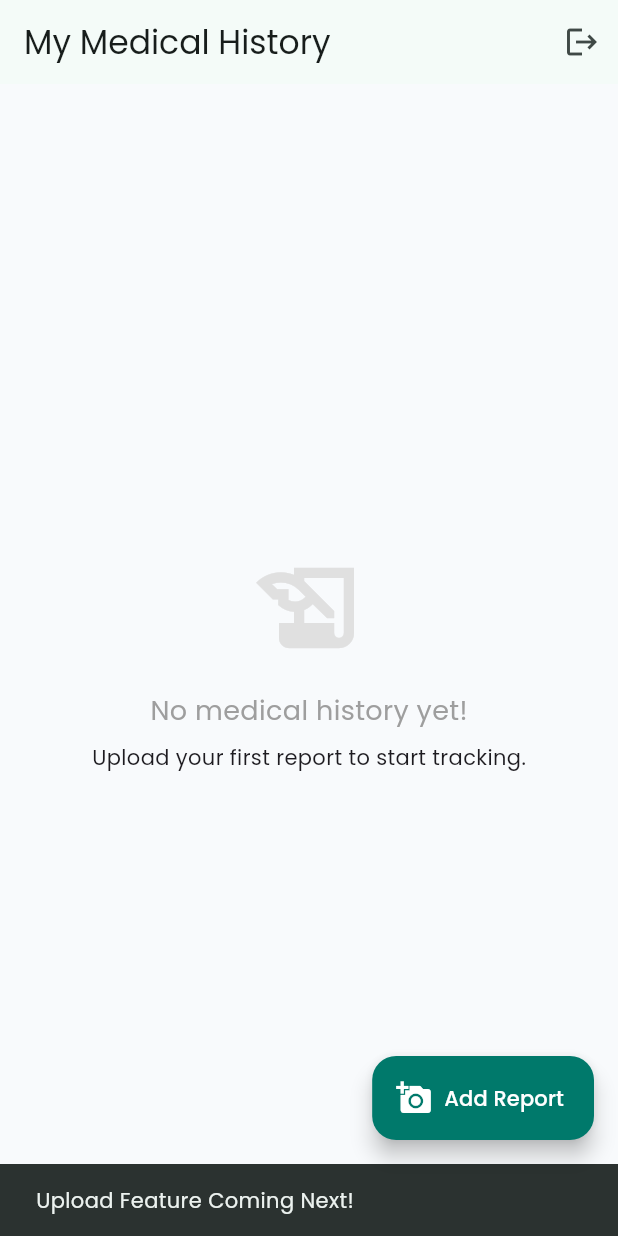
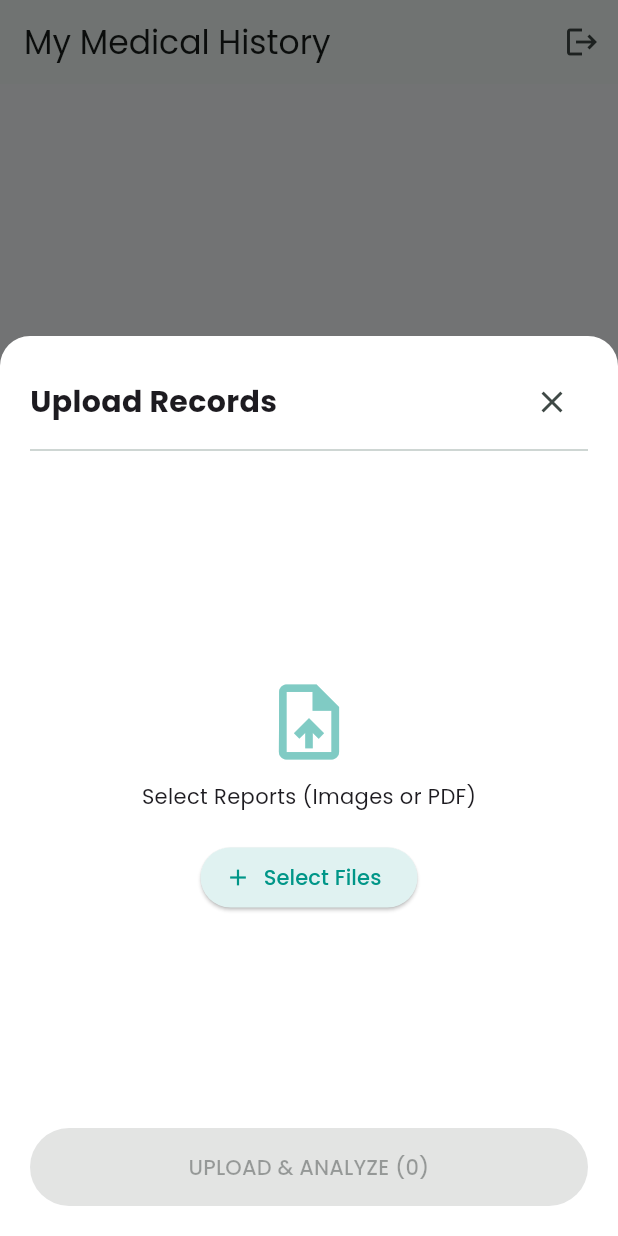
Before and after one commit to SH-Jisan/MXB2026-Dhaka-Syntax_samuraise-HealthSync, a Flutter app: the screen it shows once a user with an empty profile is signed in, after a tap on "Add Report", on a phone screen of 412 x 824 dp. Run offline on Flutter 3.47's test engine with Material 3 defaults, Android fonts, the light colour scheme and no system bars; our stand-ins replace file_picker, flutter_riverpod, go_router, google_fonts, supabase_flutter, timeline_tile; accounts and stored records are empty.

Commit message:
AI Summaryze feature

```diff
--- a/health_sync/lib/features/dashboard/pages/citizen_home_page.dart
+++ b/health_sync/lib/features/dashboard/pages/citizen_home_page.dart
@@ -4,7 +4,7 @@ import 'package:google_fonts/google_fonts.dart';
 import 'package:intl/intl.dart';
 import 'package:supabase_flutter/supabase_flutter.dart';
 import 'package:timeline_tile/timeline_tile.dart';
-
+import '../../upload/widgets/upload_buttom_sheet.dart';
 import '../../../core/constants/app_colors.dart';
 import '../../timeline/providers/timeline_provider.dart';
 import '../../../shared/models/medical_event_model.dart';
@@ -30,9 +30,11 @@ class CitizenHomePage extends ConsumerWidget {
       // 🔥 আপলোড বাটন (পরের ধাপে কাজ করবে)
       floatingActionButton: FloatingActionButton.extended(
         onPressed: () {
-          // TODO: Open Upload BottomSheet
-          ScaffoldMessenger.of(context).showSnackBar(
-            const SnackBar(content: Text("Upload Feature Coming Next!")),
+          showModalBottomSheet(
+            context: context,
+            isScrollControlled: true, // ফুল স্ক্রিন বা বড় করার জন্য
+            backgroundColor: Colors.transparent,
+            builder: (context) => const UploadBottomSheet(),
           );
         },
         label: const Text("Add Report"),
--- /dev/null
+++ b/health_sync/lib/features/upload/widgets/upload_buttom_sheet.dart
@@ -0,0 +1,184 @@
+import 'dart:io';
+import 'package:file_picker/file_picker.dart';
+import 'package:flutter/material.dart';
+import 'package:flutter_riverpod/flutter_riverpod.dart';
+import '../../../core/constants/app_colors.dart';
+import '../providers/upload_provider.dart';
+
+class UploadBottomSheet extends ConsumerStatefulWidget {
+  const UploadBottomSheet({super.key});
+
+  @override
+  ConsumerState<UploadBottomSheet> createState() => _UploadBottomSheetState();
+}
+
+class _UploadBottomSheetState extends ConsumerState<UploadBottomSheet> {
+  // একাধিক ফাইল রাখার লিস্ট
+  List<File> _selectedFiles = [];
+
+  // ফাইল পিক করার ফাংশন (PDF + Image + Multiple)
+  Future<void> _pickFiles() async {
+    final result = await FilePicker.platform.pickFiles(
+      allowMultiple: true, // 🔥 একাধিক ফাইল সিলেক্ট করার অপশন
+      type: FileType.custom,
+      allowedExtensions: ['jpg', 'jpeg', 'png', 'pdf'], // 🔥 PDF সাপোর্ট
+    );
+
+    if (result != null) {
+      setState(() {
+        _selectedFiles = result.paths.map((path) => File(path!)).toList();
+      });
+    }
+  }
+
+  // আপলোড লজিক (লুপ চালিয়ে একে একে আপলোড)
+  Future<void> _handleUpload() async {
+    if (_selectedFiles.isEmpty) return;
+
+    final uploader = ref.read(uploadProvider.notifier);
+
+    int successCount = 0;
+    int duplicateCount = 0;
+
+    // সব ফাইল একে একে প্রসেস হবে
+    for (var file in _selectedFiles) {
+      final status = await uploader.uploadAndAnalyze(file);
+
+      if(status == UploadStatus.success) successCount++;
+      if(status == UploadStatus.duplicate) duplicateCount++;
+    }
+
+    // সব শেষ হলে বন্ধ হবে
+    if (mounted) {
+      Navigator.pop(context);
+      String message = "";
+      if (successCount > 0 && duplicateCount > 0) {
+        message = "Saved $successCount files. Skipped $duplicateCount duplicate(s).";
+      } else if (successCount > 0) {
+        message = "Successfully uploaded $successCount file(s)!";
+      } else if (duplicateCount > 0) {
+        message = "Skipped $duplicateCount duplicate file(s).";
+      } else {
+        message = "Upload failed.";
+      }
+      final color = (successCount == 0 && duplicateCount > 0) ? Colors.orange : Colors.green;
+
+      ScaffoldMessenger.of(context).showSnackBar(
+        SnackBar(
+          content: Text(message),
+          backgroundColor: color,
+          duration: const Duration(seconds: 3),
+        ),
+      );
+    }
+  }
+
+  @override
+  Widget build(BuildContext context) {
+    final uploadState = ref.watch(uploadProvider);
+    final isLoading = uploadState is AsyncLoading;
+
+    return Container(
+      padding: const EdgeInsets.all(20),
+      height: 600,
+      decoration: const BoxDecoration(
+        color: Colors.white,
+        borderRadius: BorderRadius.vertical(top: Radius.circular(20)),
+      ),
+      child: Column(
+        crossAxisAlignment: CrossAxisAlignment.stretch,
+        children: [
+          // Header
+          Row(
+            mainAxisAlignment: MainAxisAlignment.spaceBetween,
+            children: [
+              const Text("Upload Records", style: TextStyle(fontSize: 20, fontWeight: FontWeight.bold)),
+              IconButton(onPressed: () => Navigator.pop(context), icon: const Icon(Icons.close)),
+            ],
+          ),
+          const Divider(),
+
+          // File Selection Area
+          Expanded(
+            child: _selectedFiles.isEmpty
+                ? Column(
+              mainAxisAlignment: MainAxisAlignment.center,
+              children: [
+                Icon(Icons.upload_file, size: 60, color: Colors.teal.shade200),
+                const SizedBox(height: 10),
+                const Text("Select Reports (Images or PDF)"),
+                const SizedBox(height: 20),
+                ElevatedButton.icon(
+                  onPressed: _pickFiles,
+                  icon: const Icon(Icons.add),
+                  label: const Text("Select Files"),
+                  style: ElevatedButton.styleFrom(
+                    backgroundColor: Colors.teal.shade50,
+                    foregroundColor: Colors.teal,
+                  ),
+                ),
+              ],
+            )
+                : ListView.builder(
+              itemCount: _selectedFiles.length,
+              itemBuilder: (context, index) {
+                final file = _selectedFiles[index];
+                final isPdf = file.path.endsWith('.pdf');
+
+                return Card(
+                  margin: const EdgeInsets.only(bottom: 8),
+                  child: ListTile(
+                    leading: Icon(
+                      isPdf ? Icons.picture_as_pdf : Icons.image,
+                      color: isPdf ? Colors.red : Colors.teal,
+                    ),
+                    title: Text(
+                      file.path.split('/').last,
+                      maxLines: 1,
+                      overflow: TextOverflow.ellipsis,
+                    ),
+                    trailing: IconButton(
+                      icon: const Icon(Icons.close, color: Colors.grey),
+                      onPressed: () {
+                        setState(() => _selectedFiles.removeAt(index));
+                      },
+                    ),
+                  ),
+                );
+              },
+            ),
+          ),
+
+          // Error Show
+          if (uploadState is AsyncError)
+            Container(
+              padding: const EdgeInsets.all(8),
+              margin: const EdgeInsets.only(bottom: 10),
+              color: Colors.red.shade50,
+              child: Text("Error: ${uploadState.error}", style: const TextStyle(color: Colors.red)),
+            ),
+
+          // Action Button
+          ElevatedButton(
+            onPressed: (_selectedFiles.isEmpty || isLoading) ? null : _handleUpload,
+            style: ElevatedButton.styleFrom(
+              backgroundColor: AppColors.primary,
+              padding: const EdgeInsets.symmetric(vertical: 16),
+              foregroundColor: Colors.white,
+            ),
+            child: isLoading
+                ? const Row(
+              mainAxisAlignment: MainAxisAlignment.center,
+              children: [
+                CircularProgressIndicator(color: Colors.white),
+                SizedBox(width: 10),
+                Text("Analyzing Files..."),
+              ],
+            )
+                : Text("UPLOAD & ANALYZE (${_selectedFiles.length})"),
+          ),
+        ],
+      ),
+    );
+  }
+}
--- a/health_sync/pubspec.yaml
+++ b/health_sync/pubspec.yaml
@@ -27,6 +27,7 @@ dependencies:
   speech_to_text: ^7.0.0  # (For AI Doctor Voice Input)
   url_launcher: ^6.3.1    # (For calling/emailing)
   timeline_tile: ^2.0.0
+  crypto: ^3.0.7
 
 dev_dependencies:
   flutter_test:
```
Also changed, not shown: health_sync/lib/features/upload/providers/upload_provider.dart (added, +80 -0 lines), health_sync/pubspec.lock, 1 other file.
